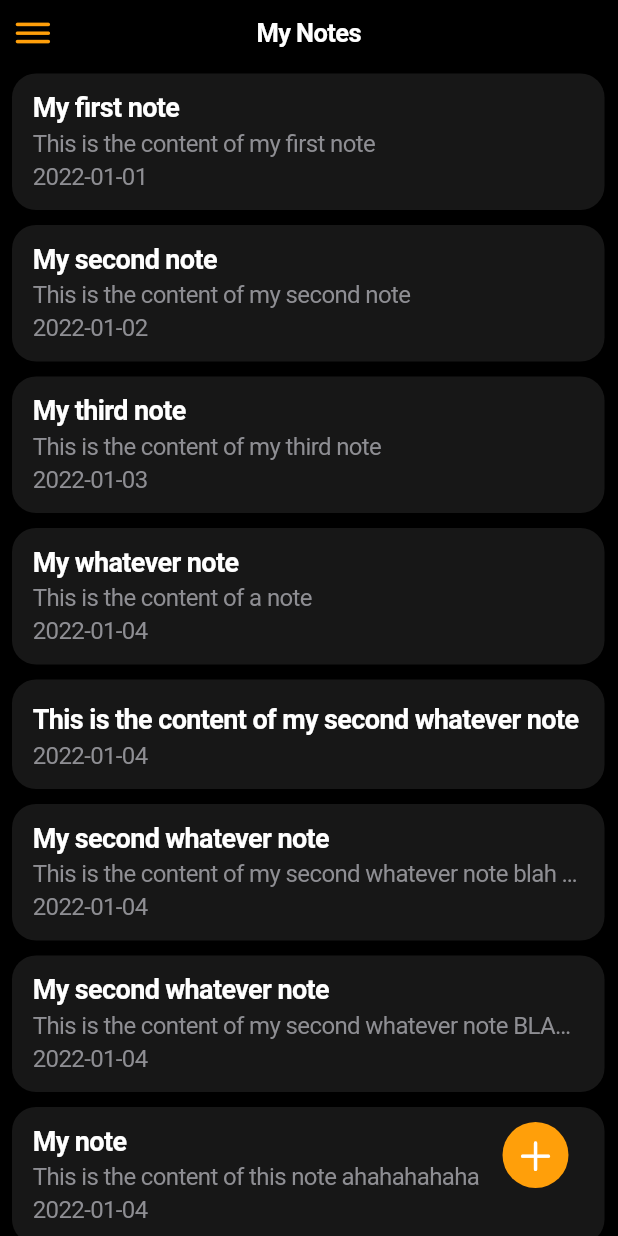
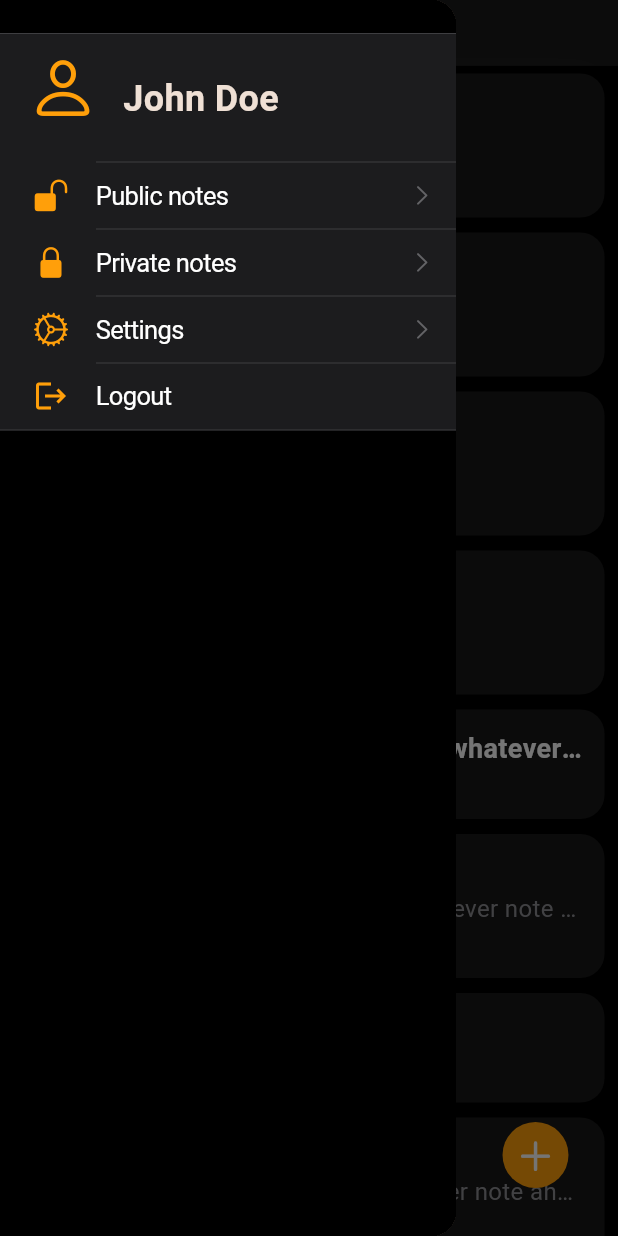
Before and after one commit to VeressIris/my-notes-app, a Flutter app: the screen it shows after launch, with the side drawer open (before the commit the screen has no drawer), on a phone screen of 412 x 824 dp. Run offline on Flutter 3.47's test engine with Material 3 defaults, Android fonts, the light colour scheme and no system bars; missing offline and left inert: flutter_quill.

Commit message:
drawer header design done

```diff
--- a/lib/pages/homepage.dart
+++ b/lib/pages/homepage.dart
@@ -1,4 +1,5 @@
 import 'package:flutter/cupertino.dart';
+import 'package:flutter/material.dart';
 import 'package:my_notes_app/pages/note_page.dart';
 import 'package:my_notes_app/widgets/note.dart';
 
@@ -12,6 +13,8 @@ class Homepage extends StatefulWidget {
 }
 
 class _HomePageState extends State<Homepage> {
+  final GlobalKey<ScaffoldState> _scaffoldKey = GlobalKey<ScaffoldState>();
+
   final List<Map<String, String>> notes = [
     {
       'title': 'My first note',
@@ -43,38 +46,32 @@ class _HomePageState extends State<Homepage> {
       'content': 'This is the content of my second whatever note blah blah',
       'dateCreated': '2022-01-04'
     },
+    {'title': '', 'content': 'BLAH BLAH BLAH', 'dateCreated': '2022-01-04'},
     {
-      'title': 'My second whatever note',
+      'title': 'My THIRD whatever note',
       'content':
-          'This is the content of my second whatever note BLAH BLAH BLAH BLAH',
-      'dateCreated': '2022-01-04'
-    },
-    {
-      'title': 'My note',
-      'content': 'This is the content of this note ahahahahaha',
-      'dateCreated': '2022-01-04'
-    },
-    {
-      'title': 'My second whatever note',
-      'content': 'This is the content of my second whatever note',
-      'dateCreated': '2022-01-04'
-    },
-    {
-      'title': 'My second whatever note',
-      'content': 'This is the content of my second whatever note',
-      'dateCreated': '2022-01-04'
+          'This is the content of my third whatever note ahaha blah blah',
+      'dateCreated': '2022-01-09'
     },
   ];
 
   @override
   Widget build(BuildContext context) {
-    return CupertinoPageScaffold(
-      navigationBar: const CupertinoNavigationBar(
-        leading: Icon(CupertinoIcons.bars),
-        middle: Text('My Notes'),
-        padding: EdgeInsetsDirectional.symmetric(horizontal: 6),
+    return Scaffold(
+      backgroundColor: CupertinoColors.black,
+      key: _scaffoldKey,
+      appBar: CupertinoNavigationBar(
+        leading: CupertinoButton(
+          padding: const EdgeInsets.all(0),
+          child: const Icon(CupertinoIcons.bars),
+          onPressed: () {
+            _scaffoldKey.currentState?.openDrawer();
+          },
+        ),
+        middle: Text(widget.title),
+        padding: const EdgeInsetsDirectional.symmetric(horizontal: 6),
       ),
-      child: SafeArea(
+      body: SafeArea(
         child: Stack(
           children: [
             SingleChildScrollView(
@@ -96,10 +93,12 @@ class _HomePageState extends State<Homepage> {
                 onPressed: () {
                   // open new empty note
                   Navigator.push(
-                      context,
-                      CupertinoPageRoute(
-                          builder: (context) =>
-                              const NotePage(title: "", content: "")));
+                    context,
+                    CupertinoPageRoute(
+                      builder: (context) =>
+                          const NotePage(title: "", content: ""),
+                    ),
+                  );
                 },
                 color: CupertinoColors.activeOrange,
                 borderRadius: BorderRadius.circular(30.0),
@@ -113,6 +112,66 @@ class _HomePageState extends State<Homepage> {
           ],
         ),
       ),
+      drawer: Drawer(
+        child: CupertinoListSection(
+          children: [
+            Container(
+                padding:
+                    const EdgeInsets.symmetric(horizontal: 18, vertical: 12),
+                  alignment: Alignment.topCenter,
+                height: 85,
+                child: const Row(
+                  crossAxisAlignment: CrossAxisAlignment.end,
+                  children: [
+                    Padding(
+                      padding: EdgeInsets.only(right: 16),
+                      child: Icon(CupertinoIcons.person, size: 48),
+                    ),
+                    Text('John Doe',
+                        style: TextStyle(
+                            fontSize: 24, fontWeight: FontWeight.bold)),
+                  ],
+                )),
+            CupertinoListTile(
+              title: const Text('Public notes'),
+              leading: const Icon(CupertinoIcons.lock_open_fill),
+              trailing: const CupertinoListTileChevron(),
+              onTap: () {
+                Navigator.pop(context);
+                Navigator.push(
+                  context,
+                  CupertinoPageRoute(
+                    builder: (context) => const Homepage(title: "My notes"),
+                  ),
+                );
+              },
+            ),
+            CupertinoListTile(
+                title: const Text('Private notes'),
+                leading: const Icon(CupertinoIcons.lock_fill),
+                trailing: const CupertinoListTileChevron(),
+                onTap: () {
+                  Navigator.pop(context);
+                  Navigator.push(
+                    context,
+                    CupertinoPageRoute(
+                      builder: (context) =>
+                          const Homepage(title: "My private notes"),
+                    ),
+                  );
+                }),
+            CupertinoListTile(
+                title: const Text('Settings'),
+                leading: const Icon(CupertinoIcons.settings),
+                trailing: const CupertinoListTileChevron(),
+                onTap: () {}),
+            CupertinoListTile(
+                title: const Text('Logout'),
+                leading: const Icon(Icons.logout),
+                onTap: () {}),
+          ],
+        ),
+      ),
     );
   }
 }
```
